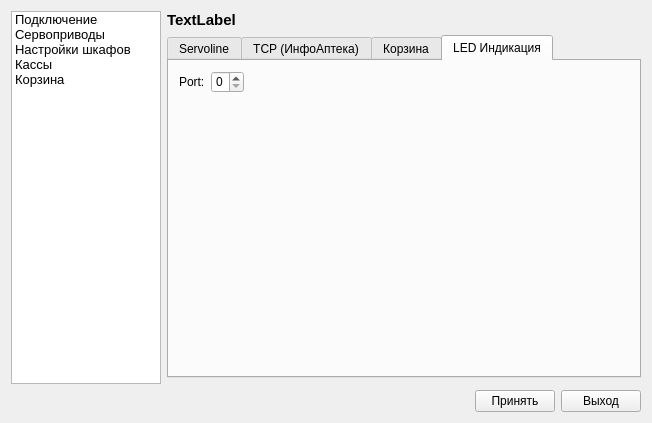
Old version of the form settingswindow.ui in the repository VladimirR46/PharmacyRobot.
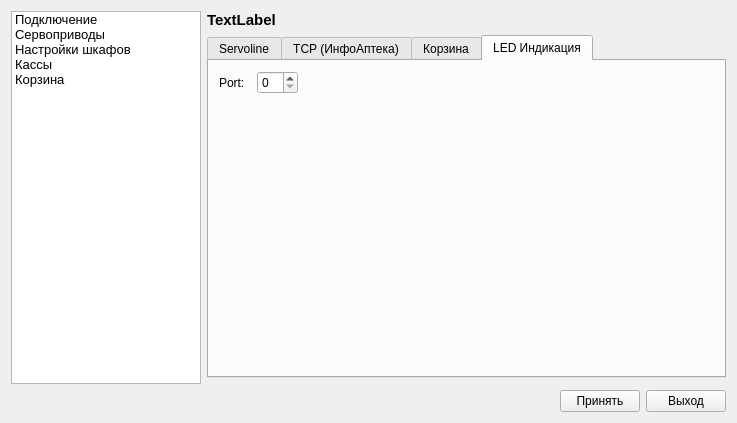
New version of the form. The open tabs and pages were chosen to show the change. Icons and pictures are not drawn.

Commit message: Графон

What changed in the file:
```diff
--- a/settingswindow.ui
+++ b/settingswindow.ui
@@ -6,7 +6,7 @@
    <rect>
     <x>0</x>
     <y>0</y>
-    <width>652</width>
+    <width>737</width>
     <height>423</height>
    </rect>
   </property>
@@ -52,7 +52,7 @@
        </property>
        <property name="maximumSize">
         <size>
-         <width>150</width>
+         <width>190</width>
          <height>16777215</height>
         </size>
        </property>
@@ -435,13 +435,13 @@
             <attribute name="title">
              <string>LED Индикация</string>
             </attribute>
-            <widget class="QWidget" name="">
+            <widget class="QWidget" name="layoutWidget">
              <property name="geometry">
               <rect>
                <x>10</x>
                <y>10</y>
-               <width>65</width>
-               <height>22</height>
+               <width>79</width>
+               <height>24</height>
               </rect>
              </property>
              <layout class="QHBoxLayout" name="horizontalLayout_5">
```
Left out of the diff: 16 changed lines with no effect on the pictures. The commit also changes 1 other file.
